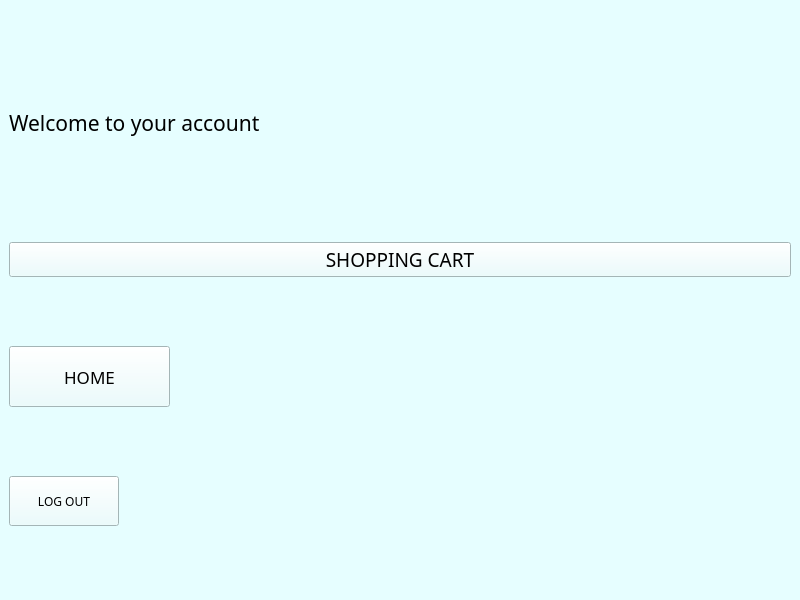
Above: ui/account.ui from chaunamthong2015-ui/PTA39-SPCK before the change. Below: the same form after it.
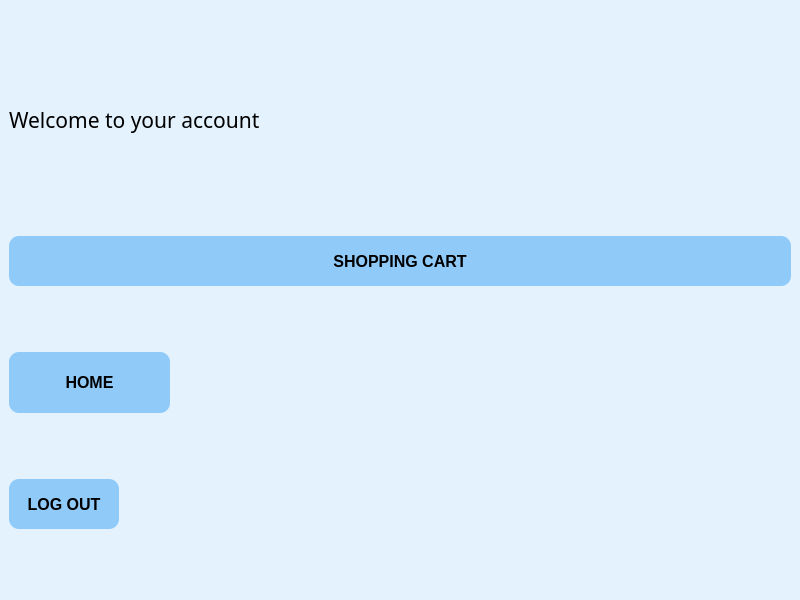
That is the form after the change. Icons and pictures are not drawn.

Patch:
```diff
--- a/ui/account.ui
+++ b/ui/account.ui
@@ -27,8 +27,25 @@
   </property>
   <widget class="QWidget" name="centralwidget">
    <property name="styleSheet">
-    <string notr="true">background-color: #e6feff ;
-color: #000000 ;</string>
+    <string notr="true">#centralwidget {
+	background: #E3F2FD
+}
+
+QPushButton {
+	width: 50px;
+	height: 50px;
+	background: #90CAF9;
+	color: black;
+	font-weight: 700;
+	font-size: 16px;
+	border: none;
+	border-radius: 10px;
+}
+
+QPushButton:hover {
+	background: #2196F3;
+}
+</string>
    </property>
    <layout class="QVBoxLayout" name="verticalLayout">
     <item>
@@ -60,8 +77,9 @@
      <widget class="QPushButton" name="pushButton">
       <property name="font">
        <font>
-        <family>Arial Black</family>
-        <pointsize>14</pointsize>
+        <pointsize>-1</pointsize>
+        <weight>87</weight>
+        <bold>true</bold>
        </font>
       </property>
       <property name="text">
@@ -89,8 +107,9 @@
       </property>
       <property name="font">
        <font>
-        <family>Arial Black</family>
-        <pointsize>13</pointsize>
+        <pointsize>-1</pointsize>
+        <weight>87</weight>
+        <bold>true</bold>
        </font>
       </property>
       <property name="styleSheet">
@@ -121,7 +140,9 @@
       </property>
       <property name="font">
        <font>
-        <family>Arial Black</family>
+        <pointsize>-1</pointsize>
+        <weight>87</weight>
+        <bold>true</bold>
        </font>
       </property>
       <property name="text">
```
